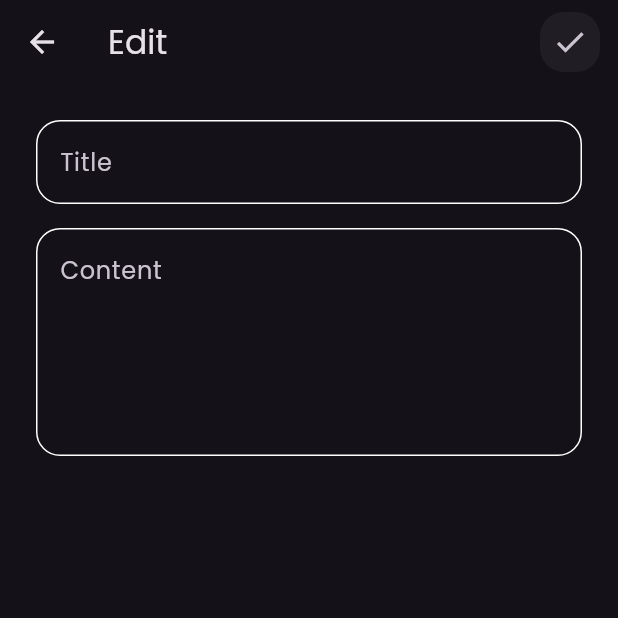
After one commit to mhadad99/Note-App, a Flutter app: the screen it shows after launch, after a tap on "Note Title", on a phone screen of 412 x 824 dp, the top half of it. The commit adds this screen. Run offline on Flutter 3.47's test engine with Material 3 defaults, Android fonts, the phone set to English and light mode, and no system bars; our stand-ins replace font_awesome_flutter.

Commit message:
finish edit Screen and UI

```diff
--- a/lib/main.dart
+++ b/lib/main.dart
@@ -11,12 +11,13 @@ class NoteApp extends StatelessWidget {
   @override
   Widget build(BuildContext context) {
     return MaterialApp(
-      title: 'Flutter Demo',
+      title: 'My Notes',
       theme: ThemeData(
         brightness: Brightness.dark,
         fontFamily: 'Poppins',
         //primaryColor: Colors.cyanAccent,
       ),
+      debugShowCheckedModeBanner: false,
       home: const NotesView(),
     );
   }
--- /dev/null
+++ b/lib/views/edit_note_view.dart
@@ -0,0 +1,21 @@
+import 'package:flutter/material.dart';
+import 'package:note_app/views/widgets/custom_search_icon.dart';
+import 'package:note_app/views/widgets/edit_note_view_body.dart';
+
+class EditNoteView extends StatelessWidget {
+  const EditNoteView({super.key});
+
+  @override
+  Widget build(BuildContext context) {
+    return Scaffold(
+        appBar: AppBar(
+          title: const Text("Edit"),
+          actions: const [
+            CustomSearchIcon(
+              icon: Icons.check,
+            ),
+          ],
+        ),
+        body: const EditNoteViewBody());
+  }
+}
--- a/lib/views/notes_view.dart
+++ b/lib/views/notes_view.dart
@@ -13,7 +13,11 @@ class NotesView extends StatelessWidget {
     return Scaffold(
       appBar: AppBar(
         title: const Text('Notes'),
-        actions: const [CustomSearchIcon()],
+        actions: const [
+          CustomSearchIcon(
+            icon: Icons.search,
+          )
+        ],
       ),
       body: const NotesViewBody(),
       floatingActionButton: FloatingActionButton(
--- a/lib/views/widgets/custom_search_icon.dart
+++ b/lib/views/widgets/custom_search_icon.dart
@@ -1,14 +1,14 @@
 import 'package:flutter/material.dart';
 
 class CustomSearchIcon extends StatelessWidget {
-  const CustomSearchIcon({super.key});
-
+  const CustomSearchIcon({super.key, required this.icon});
+  final IconData icon;
   @override
   Widget build(BuildContext context) {
     return Padding(
       padding: const EdgeInsets.all(8.0),
       child: IconButton(
-        icon: const Icon(Icons.search),
+        icon: Icon(icon),
         onPressed: () {},
         style: IconButton.styleFrom(
           backgroundColor: Colors.white.withOpacity(0.05),
--- /dev/null
+++ b/lib/views/widgets/edit_note_view_body.dart
@@ -0,0 +1,25 @@
+import 'package:flutter/material.dart';
+import 'package:note_app/views/widgets/custom_text_field.dart';
+
+class EditNoteViewBody extends StatelessWidget {
+  const EditNoteViewBody({super.key});
+
+  @override
+  Widget build(BuildContext context) {
+    return const Padding(
+      padding: EdgeInsets.all(24.0),
+      child: Column(
+        children: [
+          CustomTextField(hint: 'Title'),
+          SizedBox(
+            height: 16,
+          ),
+          CustomTextField(
+            hint: 'Content',
+            maxLines: 5,
+          ),
+        ],
+      ),
+    );
+  }
+}
--- a/lib/views/widgets/note_item.dart
+++ b/lib/views/widgets/note_item.dart
@@ -1,5 +1,6 @@
 import 'package:flutter/material.dart';
 import 'package:font_awesome_flutter/font_awesome_flutter.dart';
+import 'package:note_app/views/edit_note_view.dart';
 
 class NoteItem extends StatelessWidget {
   const NoteItem({
@@ -8,7 +9,18 @@ class NoteItem extends StatelessWidget {
 
   @override
   Widget build(BuildContext context) {
-    return Container(
+    return GestureDetector(
+      onTap: () {
+        Navigator.push(
+          context,
+          MaterialPageRoute(
+            builder: (context) {
+              return const EditNoteView();
+            },
+          ),
+        );
+      },
+      child: Container(
         padding: const EdgeInsets.only(
           top: 16,
           left: 8,
@@ -57,6 +69,7 @@ class NoteItem extends StatelessWidget {
             ),
           ],
         ),
+      ),
     );
   }
 }
```
Lines whose indentation alone changed are shown as unchanged.
